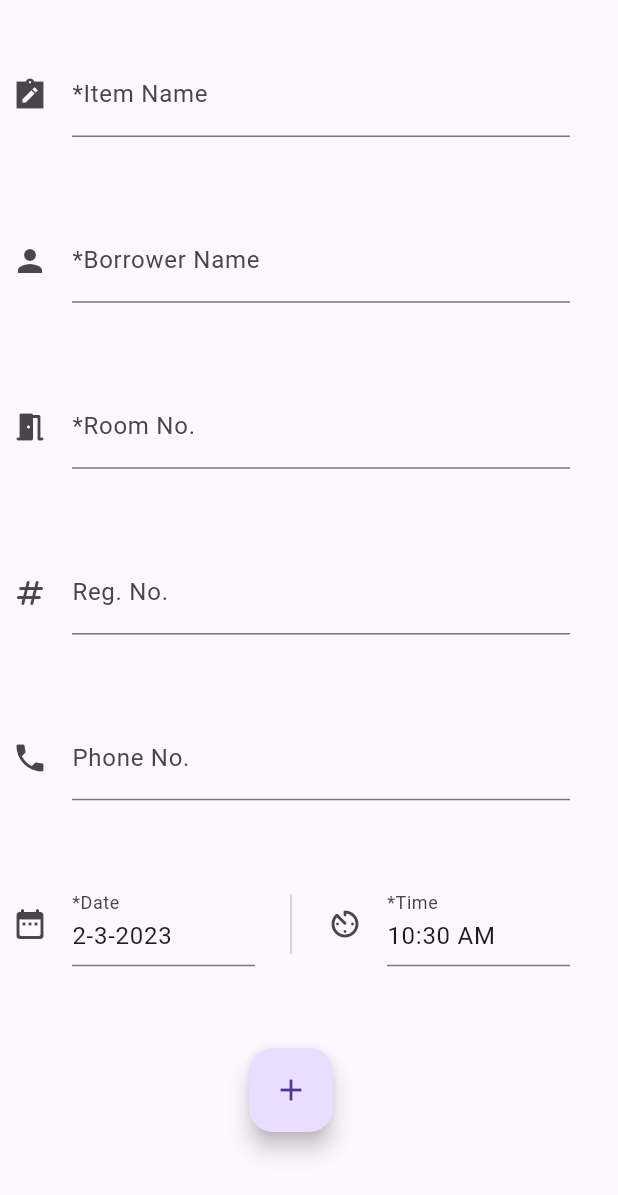
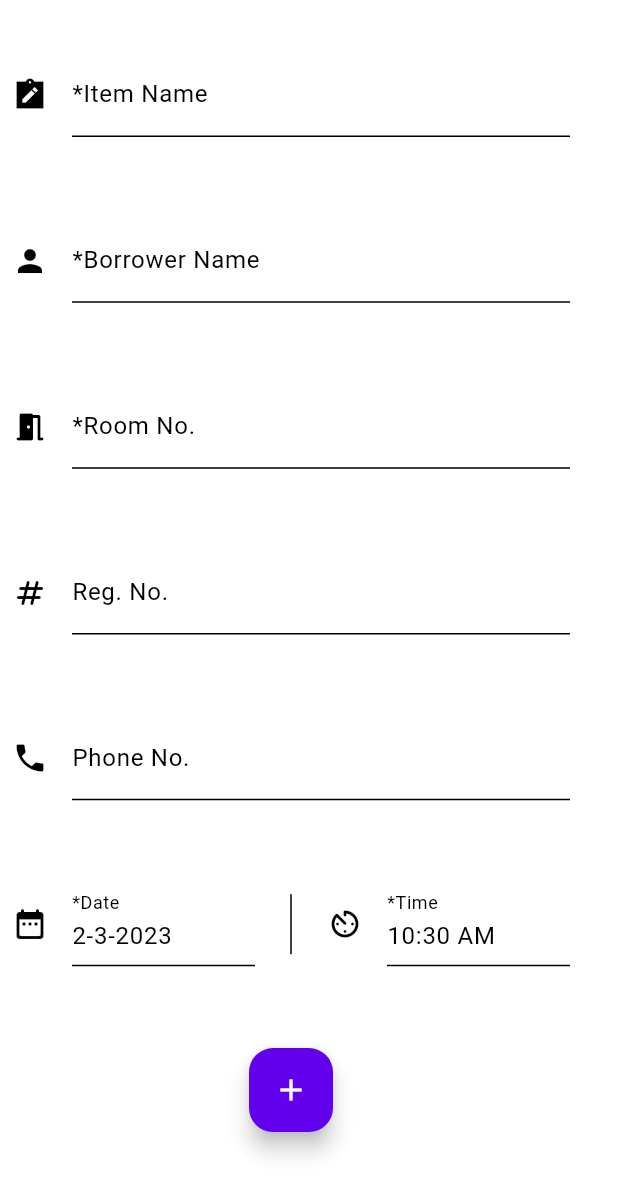
Before and after one commit to Akhand-Pratap-Tiwari/who-borrowed-what, a Flutter app: the screen it shows after launch, after a tap on the "add box" icon, on a phone screen of 412 x 824 dp. Shown: the top 1195 px of the screen. Run offline on Flutter 3.47's test engine with Material 2 defaults, Android fonts, the phone set to English and light mode, and no system bars; our stand-ins replace cloud_firestore, firebase_core, firebase_ui_firestore; accounts and stored records are empty.

Commit message:
Some Options added

```diff
--- a/lib/home.dart
+++ b/lib/home.dart
@@ -86,7 +86,20 @@ class _HomeState extends State<Home> {
   Widget build(BuildContext context) {
     return Scaffold(
       appBar: AppBar(
-        title: const Text('Current Headaches'),
+        title: Row(
+          mainAxisAlignment: MainAxisAlignment.spaceAround,
+          children: const [
+            InkWell(
+              onTap: null,
+              child: CircleAvatar(child: Icon(Icons.filter_alt_rounded)),
+            ),
+            Text('Current Headaches'),
+            InkWell(
+              onTap: null,
+              child: CircleAvatar(child: Icon(Icons.sort)),
+            ),
+          ],
+        ),
         centerTitle: true,
       ),
       body: SafeArea(
@@ -108,10 +121,8 @@ class _HomeState extends State<Home> {
                     crossAxisAlignment: CrossAxisAlignment.start,
                     mainAxisSize: MainAxisSize.min,
                     children: [
-                      Text(headache.borrowerName + ' • ' + headache.roomNo),
-                      Text(headache._formattedDate() +
-                          ' • ' +
-                          headache._formattedTime(context)),
+                      Text('${headache.borrowerName} • ${headache.roomNo}'),
+                      Text('${headache._formattedDate()} • ${headache._formattedTime(context)}'),
                     ],
                   ),
                 ),
--- a/lib/my_app.dart
+++ b/lib/my_app.dart
@@ -11,10 +11,13 @@ class MyApp extends StatelessWidget {
       debugShowCheckedModeBanner: true,
       theme: ThemeData(
         useMaterial3: true,
+        brightness: Brightness.light,
+        colorScheme: const ColorScheme.light(),
       ),
       darkTheme: ThemeData(
         useMaterial3: true,
         brightness: Brightness.dark,
+        colorScheme: const ColorScheme.dark(),
       ),
       themeMode: ThemeMode.system,
       home: const Home(),
```
